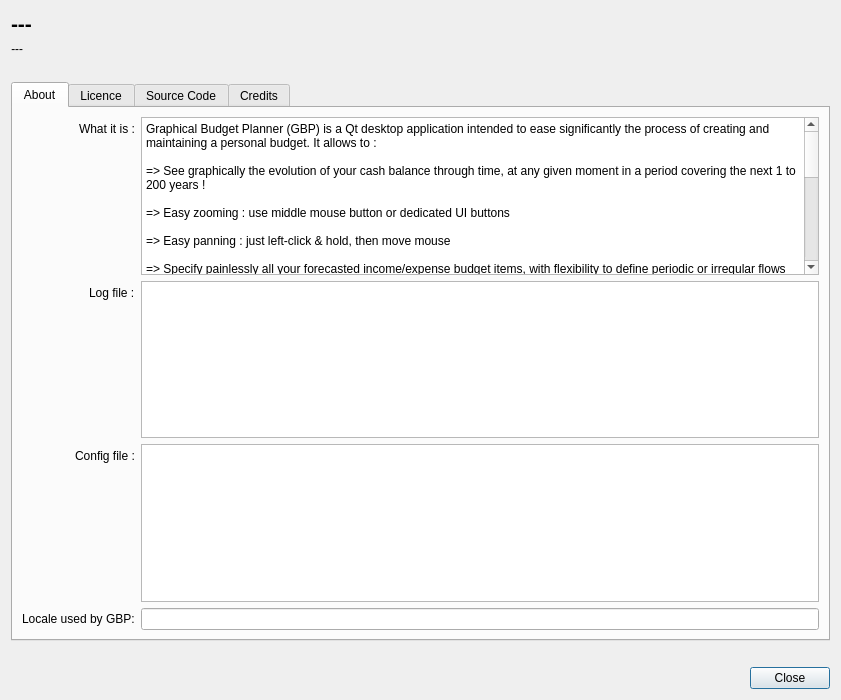
Old version of the form src/aboutdialog.ui in the repository redmoon1945/gbp.
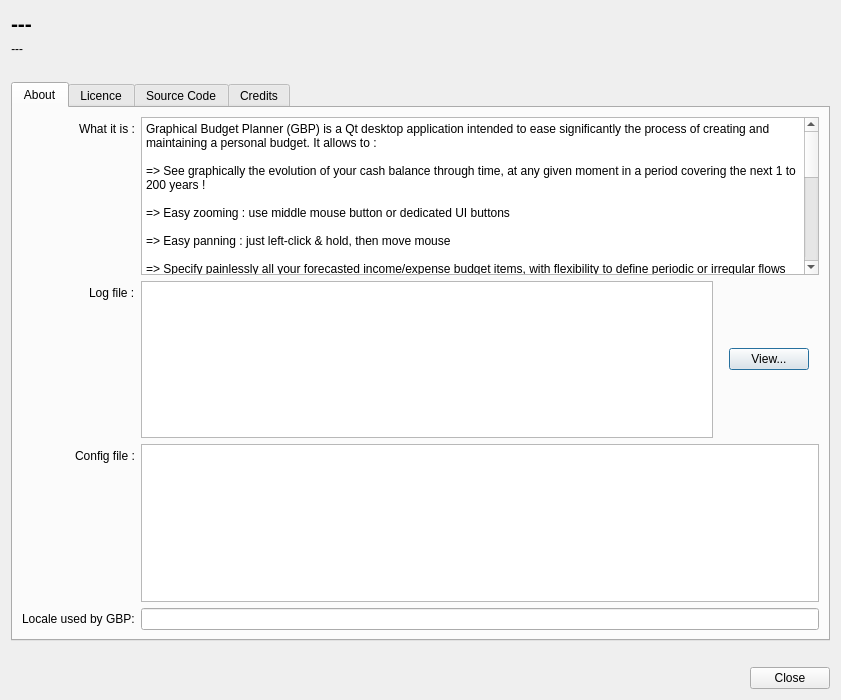
New version of the form.

What changed in the file:
```diff
--- a/src/aboutdialog.ui
+++ b/src/aboutdialog.ui
@@ -80,34 +80,6 @@
              <property name="labelAlignment">
               <set>Qt::AlignmentFlag::AlignRight|Qt::AlignmentFlag::AlignTrailing|Qt::AlignmentFlag::AlignVCenter</set>
              </property>
-             <item row="3" column="0">
-              <widget class="QLabel" name="label">
-               <property name="text">
-                <string>Config file :</string>
-               </property>
-              </widget>
-             </item>
-             <item row="3" column="1">
-              <widget class="QPlainTextEdit" name="configFilePlainTextEdit">
-               <property name="readOnly">
-                <bool>true</bool>
-               </property>
-              </widget>
-             </item>
-             <item row="1" column="0">
-              <widget class="QLabel" name="label_2">
-               <property name="text">
-                <string>Log file :</string>
-               </property>
-              </widget>
-             </item>
-             <item row="1" column="1">
-              <widget class="QPlainTextEdit" name="logFilePlainTextEdit">
-               <property name="readOnly">
-                <bool>true</bool>
-               </property>
-              </widget>
-             </item>
              <item row="0" column="0">
               <widget class="QLabel" name="label_3">
                <property name="text">
@@ -145,6 +117,73 @@
                </property>
               </widget>
              </item>
+             <item row="1" column="0">
+              <widget class="QLabel" name="label_2">
+               <property name="text">
+                <string>Log file :</string>
+               </property>
+              </widget>
+             </item>
+             <item row="1" column="1">
+              <layout class="QHBoxLayout" name="horizontalLayout_3">
+               <item>
+                <widget class="QPlainTextEdit" name="logFilePlainTextEdit"/>
+               </item>
+               <item>
+                <spacer name="horizontalSpacer_2">
+                 <property name="orientation">
+                  <enum>Qt::Orientation::Horizontal</enum>
+                 </property>
+                 <property name="sizeType">
+                  <enum>QSizePolicy::Policy::Fixed</enum>
+                 </property>
+                 <property name="sizeHint" stdset="0">
+                  <size>
+                   <width>10</width>
+                   <height>20</height>
+                  </size>
+                 </property>
+                </spacer>
+               </item>
+               <item>
+                <widget class="QPushButton" name="viewLogPushButton">
+                 <property name="text">
+                  <string>View...</string>
+                 </property>
+                </widget>
+               </item>
+               <item>
+                <spacer name="horizontalSpacer_3">
+                 <property name="orientation">
+                  <enum>Qt::Orientation::Horizontal</enum>
+                 </property>
+                 <property name="sizeType">
+                  <enum>QSizePolicy::Policy::Fixed</enum>
+                 </property>
+                 <property name="sizeHint" stdset="0">
+                  <size>
+                   <width>10</width>
+                   <height>20</height>
+                  </size>
+                 </property>
+                </spacer>
+               </item>
+              </layout>
+             </item>
+             <item row="3" column="0">
+              <widget class="QLabel" name="label">
+               <property name="text">
+                <string>Config file :</string>
+               </property>
+              </widget>
+             </item>
+             <item row="3" column="1">
+              <widget class="QPlainTextEdit" name="configFilePlainTextEdit">
+               <property name="readOnly">
+                <bool>true</bool>
+               </property>
+              </widget>
+             </item>
              <item row="4" column="0">
               <widget class="QLabel" name="label_4">
                <property name="text">
```
Left out of the diff: 3 changed lines with no effect on the pictures.
